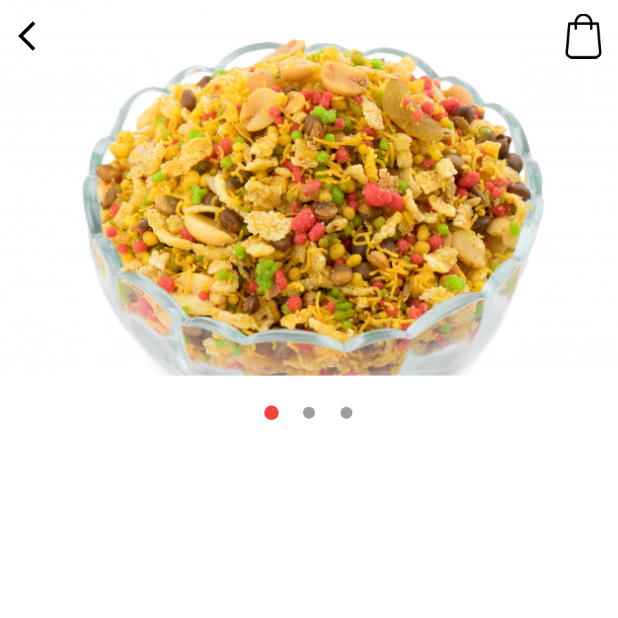
After one commit to vedarths/chatapps, a Flutter app: the HomePage screen opened by its route, after a tap on "Cereals", on a phone screen of 412 x 824 dp, the top half of it. The commit adds this screen. Run offline on Flutter 3.47's test engine with Material 2 defaults, Android fonts, the phone set to English and light mode, and no system bars; project files that could hold a hidden picture were left out.

Commit message:
add details screen with carousel

```diff
--- /dev/null
+++ b/lib/src/helpers/scrwen_navigation.dart
@@ -0,0 +1,9 @@
+import 'package:flutter/material.dart';
+
+void changeScreen(BuildContext context, Widget widget) {
+    Navigator.push(context, MaterialPageRoute(builder: (context) => widget));
+}
+
+void changeScreenReplacement(BuildContext context, Widget widget) {
+  Navigator.pushReplacement(context, MaterialPageRoute(builder: (context) => widget));
+}
--- /dev/null
+++ b/lib/src/screens/details.dart
@@ -0,0 +1,56 @@
+import 'package:carousel_pro/carousel_pro.dart';
+import 'package:chatapps/src/models/products.dart';
+import 'package:chatapps/src/helpers/commons.dart';
+import 'package:flutter/material.dart';
+
+class Details extends StatefulWidget {
+  final Product product;
+
+  const Details({@required this.product});
+
+  @override
+  _DetailsState createState() => _DetailsState();
+}
+
+class _DetailsState extends State<Details> {
+  @override
+  Widget build(BuildContext context) {
+    return Scaffold(
+      backgroundColor: WHITE,
+      body: SafeArea(
+        child: Column(
+          children: <Widget>[
+            Container(
+                height: 300,
+                child: Stack(
+                  children: <Widget>[
+                    Carousel(
+                      images: [
+                        AssetImage('images/${widget.product.image}'),
+                        AssetImage('images/${widget.product.image}'),
+                        AssetImage('images/${widget.product.image}')
+                      ],
+                      dotBgColor: WHITE,
+                      dotColor: GREY,
+                      dotIncreasedColor: RED,
+                      dotIncreaseSize: 1.2,
+                      autoplay: false,
+                    ),
+                    Row(
+                      mainAxisAlignment: MainAxisAlignment.spaceBetween,
+                      children: [
+                        IconButton(icon: Icon(Icons.arrow_back_ios, color: Colors.black,), onPressed: () {Navigator.pop(context);}),
+                        Padding(
+                          padding: const EdgeInsets.all(8.0),
+                          child: Image.asset('images/shopping-bag.png', height: 30, width: 30,),
+                        )
+                      ],
+                    )
+                  ],
+                )),
+          ],
+        ),
+      ),
+    );
+  }
+}
--- a/lib/src/screens/home.dart
+++ b/lib/src/screens/home.dart
@@ -5,7 +5,7 @@ import 'package:chatapps/src/widgets/featured_products.dart';
 import 'package:chatapps/src/widgets/small_floating_button.dart';
 import 'package:chatapps/src/widgets/title.dart';
 import 'package:flutter/material.dart';
-import 'package:chatapps/src/widgets/commons.dart';
+import 'package:chatapps/src/helpers/commons.dart';
 
 class HomePage extends StatefulWidget {
   @override
@@ -24,7 +24,7 @@ class _HomePageState extends State<HomePage> {
             children: <Widget>[
               Padding(
                 padding: const EdgeInsets.all(18.0),
-                child: CustomText(text: "What do you want today?", size: 28),
+                child: CustomText(text: "What do you want?", size: 28),
               ),
               Stack(
                 children: <Widget>[
--- a/lib/src/widgets/categories.dart
+++ b/lib/src/widgets/categories.dart
@@ -1,6 +1,6 @@
 import 'package:flutter/foundation.dart';
 import 'package:flutter/material.dart';
-import 'commons.dart';
+import '../helpers/commons.dart';
 import 'package:chatapps/src/widgets/title.dart';
 import 'package:chatapps/src/models/category.dart';
 
--- a/lib/src/widgets/featured_products.dart
+++ b/lib/src/widgets/featured_products.dart
@@ -1,7 +1,9 @@
+import 'package:chatapps/src/helpers/scrwen_navigation.dart';
 import 'package:chatapps/src/models/products.dart';
+import 'package:chatapps/src/screens/details.dart';
 import 'package:chatapps/src/widgets/title.dart';
 import 'package:flutter/material.dart';
-import 'commons.dart';
+import '../helpers/commons.dart';
 
 List<Product> productsList = [
   Product(name: 'Cereals', image: '1.jpg', rating: 4.2, vendor: 'GoodFoods', price: 5.99, wishList: true),
@@ -19,6 +21,10 @@ class Featured extends StatelessWidget {
           itemBuilder: (_, index) {
             return Padding(
               padding: EdgeInsets.fromLTRB(12, 14,16, 12),
+              child: GestureDetector(
+                onTap: () {
+                  changeScreen(context, Details(product: productsList[index],));
+                },
                 child: Container(
                   height: 240,
                   width: 200,
@@ -90,6 +96,7 @@ class Featured extends StatelessWidget {
                     ],
                   ),
                 ),
+              ),
             );
           }),
     );
--- a/lib/src/widgets/small_floating_button.dart
+++ b/lib/src/widgets/small_floating_button.dart
@@ -1,4 +1,4 @@
-import 'package:chatapps/src/widgets/commons.dart';
+import 'package:chatapps/src/helpers/commons.dart';
 import 'package:flutter/material.dart';
 
 class SmallButton extends StatelessWidget {
--- a/lib/src/widgets/title.dart
+++ b/lib/src/widgets/title.dart
@@ -1,4 +1,4 @@
-import 'package:chatapps/src/widgets/commons.dart';
+import 'package:chatapps/src/helpers/commons.dart';
 import 'package:flutter/material.dart';
 
 class CustomText extends StatelessWidget {
--- a/pubspec.yaml
+++ b/pubspec.yaml
@@ -23,6 +23,8 @@ environment:
 dependencies:
   flutter:
     sdk: flutter
+  carousel_pro: ^1.0.0
+
 
 
   # The following adds the Cupertino Icons font to your application.
```
Also changed, not shown: lib/src/helpers/commons.dart (renamed from lib/src/widgets/commons.dart), pubspec.lock. Lines whose indentation alone changed are shown as unchanged.
